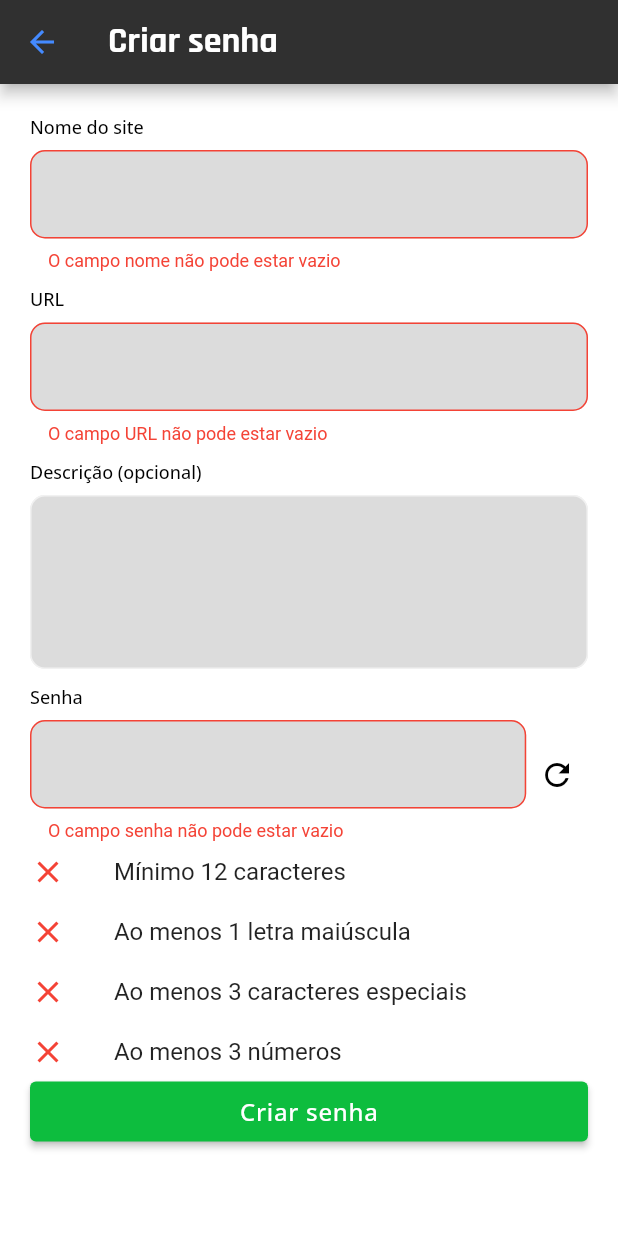
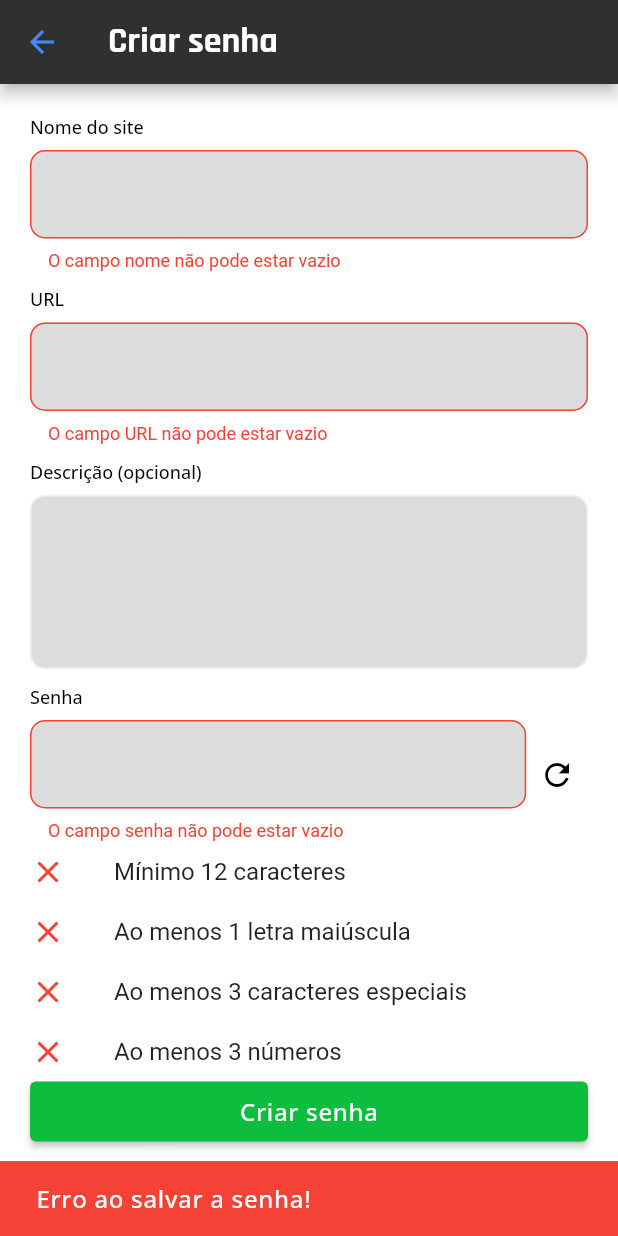
Before and after one commit to PasswordHub/ArrowHead, a Flutter app: the CreateEditPassword screen opened by its route, after a tap on "Criar senha", on a phone screen of 412 x 824 dp. Run offline on Flutter 3.47's test engine with Material 2 defaults, Android fonts, the phone set to English and light mode, and no system bars; our stand-ins replace email_validator, firebase_core; accounts and stored records are empty.

Commit message:
feat: added snackback to error

```diff
--- a/arrowhead/lib/screens/CreateEditPassword/create_edit_password.dart
+++ b/arrowhead/lib/screens/CreateEditPassword/create_edit_password.dart
@@ -21,8 +21,17 @@ class _CreateEditPasswordState extends State<CreateEditPassword> {
   final String URL_KEY = 'url';
   final String DESCRIPTION_KEY = 'description';
 
-  void _savePassword() {
+  void _savePassword(BuildContext context) {
     if (!(_formKey.currentState?.validate() ?? false)) {
+      ScaffoldMessenger.of(context).showSnackBar(
+        SnackBar(
+          content: Text(
+            'Erro ao salvar a senha!',
+            style: Theme.of(context).textTheme.bodyText2,
+          ),
+          backgroundColor: Theme.of(context).colorScheme.error,
+        ),
+      );
       return;
     }
 
@@ -44,7 +53,7 @@ class _CreateEditPasswordState extends State<CreateEditPassword> {
       width: double.infinity,
       height: 40,
       child: ElevatedButton(
-          onPressed: _savePassword,
+          onPressed: () => _savePassword(context),
           style: ElevatedButton.styleFrom(
             primary: const Color.fromARGB(255, 13, 189, 62),
           ),
```
